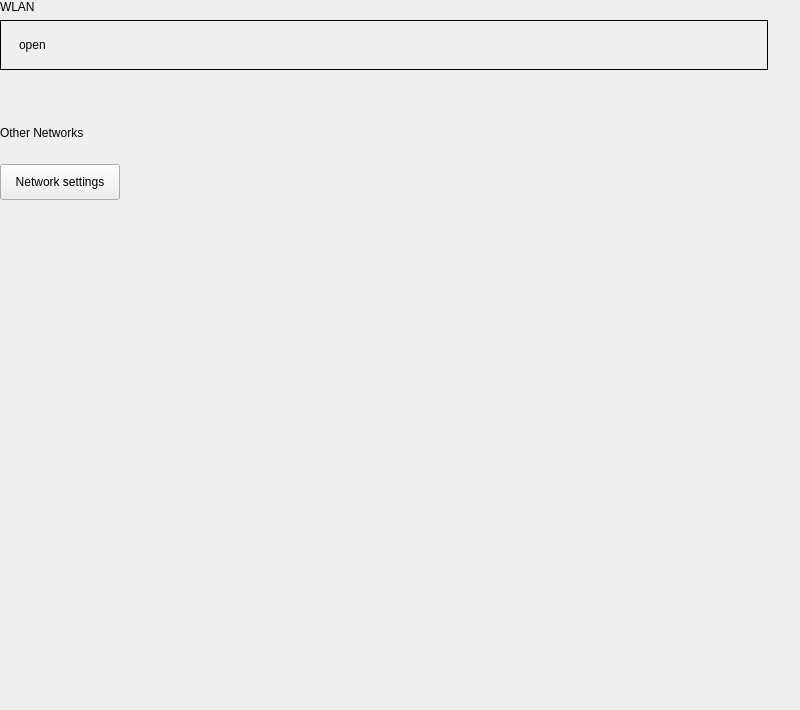
ukui/ukui-control-center, file plugins/network/wlanconnect/wlanconnect.ui: the form before one commit.
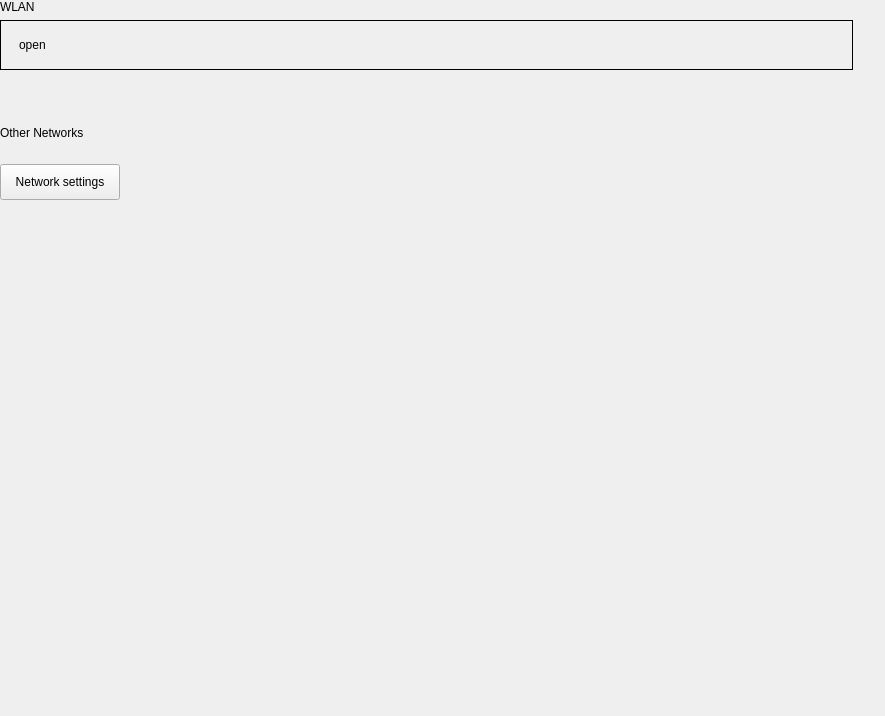
The form after the commit. Custom widgets are drawn as their Qt base class.

```diff
--- a/plugins/network/wlanconnect/wlanconnect.ui
+++ b/plugins/network/wlanconnect/wlanconnect.ui
@@ -6,8 +6,8 @@
    <rect>
     <x>0</x>
     <y>0</y>
-    <width>800</width>
-    <height>710</height>
+    <width>885</width>
+    <height>716</height>
    </rect>
   </property>
   <property name="windowTitle">
@@ -21,7 +21,7 @@
     <number>0</number>
    </property>
    <property name="rightMargin">
-    <number>0</number>
+    <number>32</number>
    </property>
    <item>
     <widget class="TitleLabel" name="titleLabel">
@@ -45,19 +45,19 @@
       <number>1</number>
      </property>
      <property name="rightMargin">
-      <number>32</number>
+      <number>0</number>
      </property>
      <item>
       <widget class="QFrame" name="openWifiFrame">
        <property name="minimumSize">
         <size>
-         <width>550</width>
+         <width>0</width>
          <height>50</height>
         </size>
        </property>
        <property name="maximumSize">
         <size>
-         <width>960</width>
+         <width>16777215</width>
          <height>50</height>
         </size>
        </property>
@@ -132,13 +132,13 @@
     <widget class="QWidget" name="widget" native="true">
      <property name="minimumSize">
       <size>
-       <width>550</width>
+       <width>0</width>
        <height>50</height>
       </size>
      </property>
      <property name="maximumSize">
       <size>
-       <width>960</width>
+       <width>16777215</width>
        <height>50</height>
       </size>
      </property>
```
